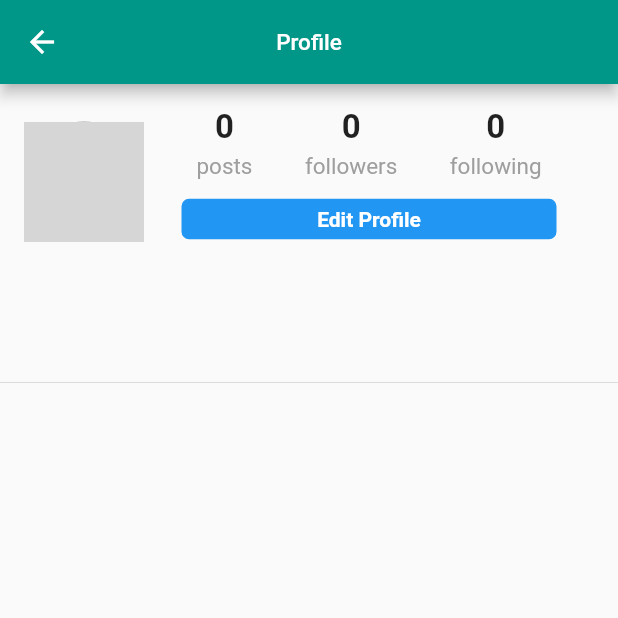
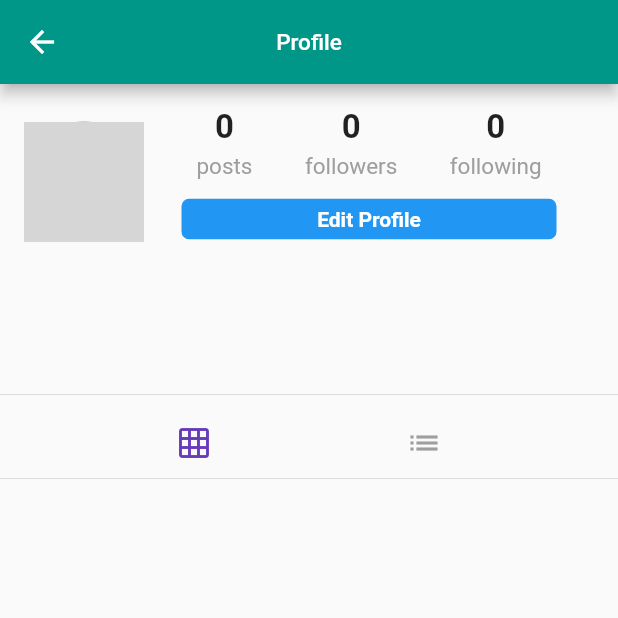
Before and after one commit to sabanansari/Socialize-App, a Flutter app: the Profile screen opened directly, on a phone screen of 412 x 824 dp, the top half of it. Run offline on Flutter 3.47's test engine with Material 2 defaults, Android fonts, the phone set to English and light mode, and no system bars; our stand-ins replace cached_network_image, cloud_firestore, firebase_storage, flutter_svg, geolocator, google_sign_in and 1 more; accounts and stored records are empty; network calls fail; grey boxes are pictures that could not be loaded.

Commit message:
added toggle between grid and list view

```diff
--- a/lib/pages/profile.dart
+++ b/lib/pages/profile.dart
@@ -19,6 +19,7 @@ class Profile extends StatefulWidget {
 
 class _ProfileState extends State<Profile> {
   final String currentUserId = currentUser?.id;
+  String postOrientation = 'grid';
   bool isLoading = false;
   int postCount = 0;
   List<Post> posts = [];
@@ -172,10 +173,7 @@ class _ProfileState extends State<Profile> {
   buildProfilePosts() {
     if (isLoading) {
       return circularProgress();
-    }
-//    return Column(
-//      children: posts,
-//    );
+    } else if (postOrientation == 'grid') {
       List<GridTile> gridTiles = [];
       posts.forEach((post) {
         gridTiles.add(GridTile(child: PostTile(post)));
@@ -189,6 +187,11 @@ class _ProfileState extends State<Profile> {
         physics: NeverScrollableScrollPhysics(),
         children: gridTiles,
       );
+    } else if (postOrientation == 'list') {
+      return Column(
+        children: posts,
+      );
+    }
   }
 
   @override
@@ -214,6 +217,34 @@ class _ProfileState extends State<Profile> {
     });
   }
 
+  setPostOrientation(String postOrientation) {
+    setState(() {
+      this.postOrientation = postOrientation;
+    });
+  }
+
+  buildTogglePostOrientation() {
+    return Row(
+      mainAxisAlignment: MainAxisAlignment.spaceEvenly,
+      children: <Widget>[
+        IconButton(
+          icon: Icon(Icons.grid_on),
+          color: postOrientation == 'grid'
+              ? Theme.of(context).primaryColor
+              : Colors.grey,
+          onPressed: () => setPostOrientation('grid'),
+        ),
+        IconButton(
+          icon: Icon(Icons.list),
+          color: postOrientation == 'list'
+              ? Theme.of(context).primaryColor
+              : Colors.grey,
+          onPressed: () => setPostOrientation('list'),
+        ),
+      ],
+    );
+  }
+
   @override
   Widget build(BuildContext context) {
     return Scaffold(
@@ -221,6 +252,8 @@ class _ProfileState extends State<Profile> {
       body: ListView(
         children: <Widget>[
           buildProfileHeader(),
+          Divider(),
+          buildTogglePostOrientation(),
           Divider(
             height: 0.0,
           ),
```
Lines whose indentation alone changed are shown as unchanged.
